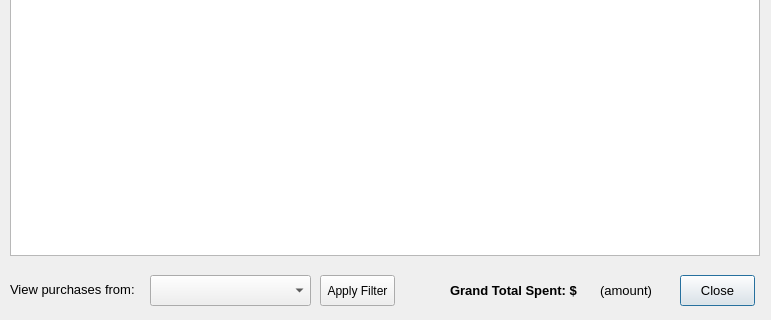
The window that CollegeTouring/displaypurchases.ui (Ykhan799/CollegeTouringS21) describes before a commit, drawn with Qt 5; both pictures show x 0 to 771 and y 225 to 545 of the 771 by 545 pixel window.
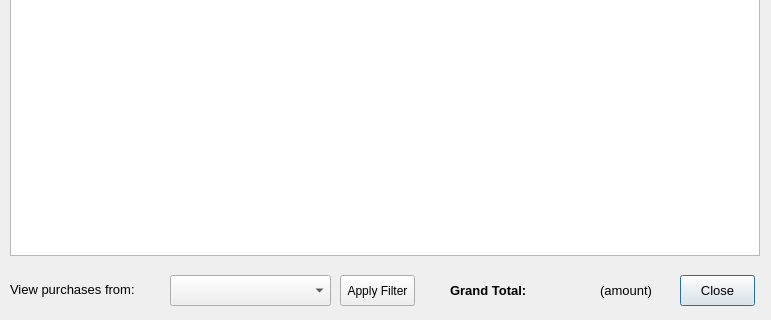
The same window after the commit.

Diff of the .ui file:
```diff
--- a/CollegeTouring/displaypurchases.ui
+++ b/CollegeTouring/displaypurchases.ui
@@ -48,7 +48,7 @@
     </font>
    </property>
    <property name="text">
-    <string>Grand Total Spent: $</string>
+    <string>&lt;html&gt;&lt;head/&gt;&lt;body&gt;&lt;p&gt;Grand Total:&lt;/p&gt;&lt;/body&gt;&lt;/html&gt;</string>
    </property>
   </widget>
   <widget class="QLabel" name="totalLabel">
@@ -95,7 +95,7 @@
   <widget class="QComboBox" name="campusList">
    <property name="geometry">
     <rect>
-     <x>150</x>
+     <x>170</x>
      <y>500</y>
      <width>161</width>
      <height>31</height>
@@ -105,7 +105,7 @@
   <widget class="QPushButton" name="displayButton">
    <property name="geometry">
     <rect>
-     <x>320</x>
+     <x>340</x>
      <y>500</y>
      <width>75</width>
      <height>31</height>
@@ -136,7 +136,7 @@
     <rect>
      <x>10</x>
      <y>499</y>
-     <width>131</width>
+     <width>171</width>
      <height>31</height>
     </rect>
    </property>
```
